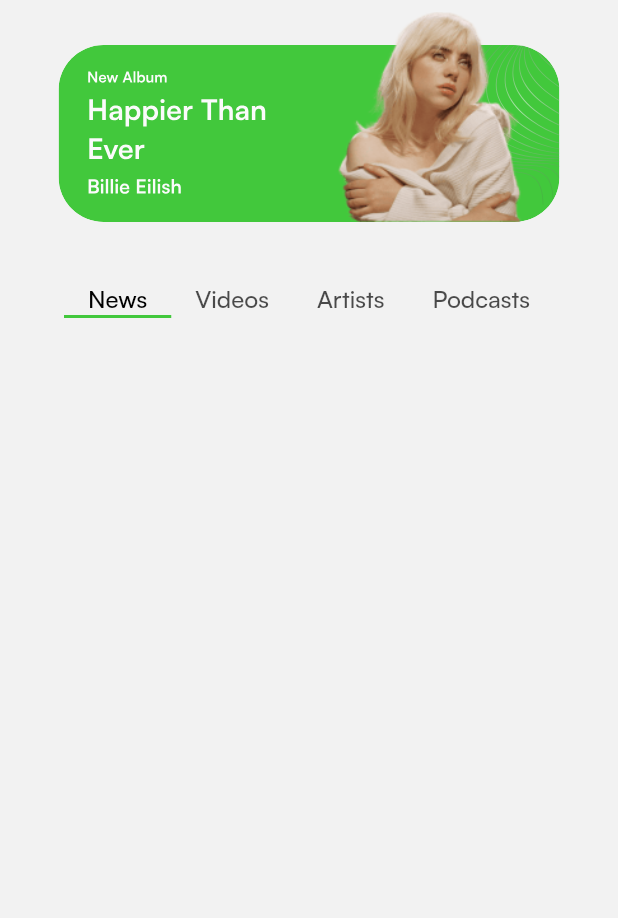
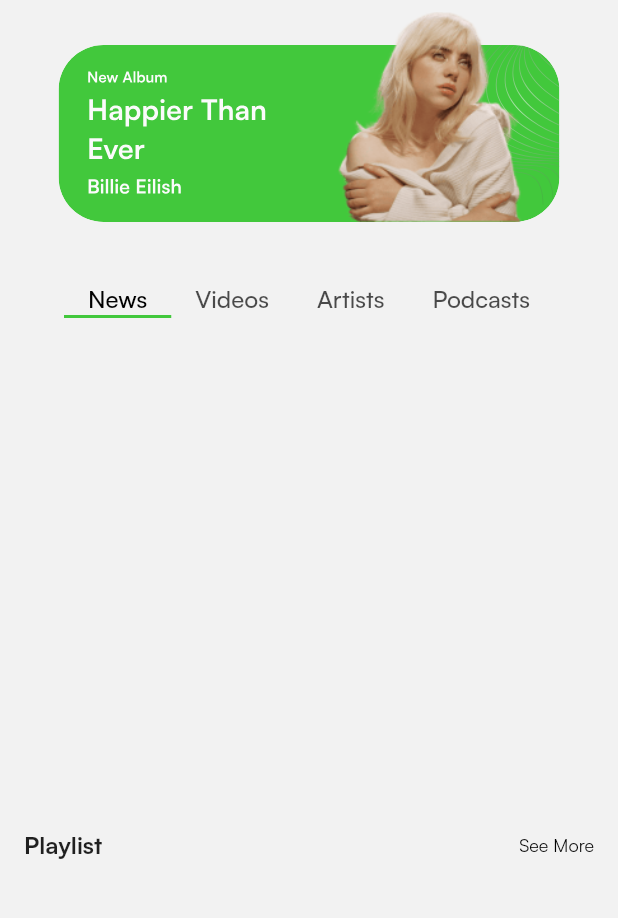
Before and after one commit to minhtritt01/spotify-flutter, a Flutter app: the HomePage screen opened by its route, on a phone screen of 412 x 824 dp, the part 72-990 px from its top. Run offline on Flutter 3.47's test engine with Material 3 defaults, Android fonts, the phone set to English and light mode, and no system bars; our stand-ins replace bloc, cloud_firestore, dartz, firebase_auth, firebase_core, flutter_bloc and 6 more; accounts and stored records are empty.

Commit message:
home page

```diff
--- a/lib/data/repository/song/song_repository_impl.dart
+++ b/lib/data/repository/song/song_repository_impl.dart
@@ -9,4 +9,9 @@ class SongRepositoryImpl implements SongRepository {
   Future<Either> getNewsSongs() async {
     return await sl<SongFirebaseService>().getNewsSongs();
   }
+
+  @override
+  Future<Either> getPlayList() async {
+    return await sl<SongFirebaseService>().getPlayList();
+  }
 }
--- a/lib/domain/repository/song/song.dart
+++ b/lib/domain/repository/song/song.dart
@@ -2,4 +2,5 @@ import 'package:dartz/dartz.dart';
 
 abstract class SongRepository {
   Future<Either> getNewsSongs();
+  Future<Either> getPlayList();
 }
--- /dev/null
+++ b/lib/domain/usecases/song/get_play_list.dart
@@ -0,0 +1,12 @@
+import 'package:dartz/dartz.dart';
+
+import '../../../core/usecase/usecase.dart';
+import '../../../service_locator.dart';
+import '../../repository/song/song.dart';
+
+class GetPlayListUseCase implements UseCase<Either, dynamic> {
+  @override
+  Future<Either> call({params}) async {
+    return await sl<SongRepository>().getPlayList();
+  }
+}
--- a/lib/presentation/auth/pages/signin.dart
+++ b/lib/presentation/auth/pages/signin.dart
@@ -22,8 +22,8 @@ class _SignInPageState extends State<SignInPage> {
 
   @override
   void initState() {
-    _email = TextEditingController();
-    _pass = TextEditingController();
+    _email = TextEditingController(text: 'minhtritt01@gmail.com');
+    _pass = TextEditingController(text: '12345612');
     super.initState();
   }
 
--- a/lib/presentation/home/pages/cubit/news_songs_cubit.dart
+++ b/lib/presentation/home/cubit/news_songs_cubit.dart
@@ -1,8 +1,8 @@
 import 'package:bloc/bloc.dart';
 import 'package:meta/meta.dart';
 import 'package:spotify/domain/usecases/song/get_new_songs.dart';
-import '../../../../domain/entities/song/song.dart';
-import '../../../../service_locator.dart';
+import '../../../domain/entities/song/song.dart';
+import '../../../service_locator.dart';
 
 part 'news_songs_state.dart';
 
--- /dev/null
+++ b/lib/presentation/home/cubit/play_list_state.dart
@@ -0,0 +1,14 @@
+part of 'play_list_cubit.dart';
+
+@immutable
+sealed class PlayListState {}
+
+final class PlayListLoading extends PlayListState {}
+
+final class PlayListLoadFailure extends PlayListState {}
+
+final class PlayListLoaded extends PlayListState {
+  final List<SongEntity> songs;
+
+  PlayListLoaded({required this.songs});
+}
--- a/lib/presentation/home/pages/home.dart
+++ b/lib/presentation/home/pages/home.dart
@@ -1,7 +1,8 @@
 import 'package:flutter/material.dart';
 import 'package:spotify/common/helpers/is_dark_mode.dart';
 import 'package:spotify/core/configs/theme/app_colors.dart';
-import 'package:spotify/presentation/home/pages/widgets/new_songs.dart';
+import 'package:spotify/presentation/home/widgets/new_songs_component.dart';
+import 'package:spotify/presentation/home/widgets/play_list_component.dart';
 import '../../../common/widgets/appbar/basic_app_bar.dart';
 import '../../../gen/assets.gen.dart';
 
@@ -43,12 +44,13 @@ class _HomePageState extends State<HomePage>
               height: 260.0,
               margin: const EdgeInsets.symmetric(horizontal: 8.0),
               child: TabBarView(controller: _tabController, children: [
-                const NewSongs(),
+                const NewsSongsComponent(),
                 Container(),
                 Container(),
                 Container()
               ]),
-            )
+            ),
+            const PlayListComponent()
           ],
         ),
       ),
--- a/lib/presentation/home/pages/widgets/new_songs.dart
+++ b/lib/presentation/home/widgets/new_songs_component.dart
@@ -1,10 +1,10 @@
 import 'package:flutter/material.dart';
 import 'package:flutter_bloc/flutter_bloc.dart';
-import 'package:spotify/presentation/home/pages/cubit/news_songs_cubit.dart';
-import 'package:spotify/presentation/home/pages/widgets/song_list.dart';
+import 'package:spotify/presentation/home/cubit/news_songs_cubit.dart';
+import 'package:spotify/presentation/home/widgets/song_list.dart';
 
-class NewSongs extends StatelessWidget {
-  const NewSongs({super.key});
+class NewsSongsComponent extends StatelessWidget {
+  const NewsSongsComponent({super.key});
 
   @override
   Widget build(BuildContext context) {
--- /dev/null
+++ b/lib/presentation/home/widgets/play_list_component.dart
@@ -0,0 +1,66 @@
+import 'package:flutter/material.dart';
+import 'package:flutter_bloc/flutter_bloc.dart';
+import 'package:gap/gap.dart';
+import 'package:spotify/common/helpers/is_dark_mode.dart';
+import 'package:spotify/presentation/home/cubit/play_list_cubit.dart';
+
+import 'play_list.dart';
+
+class PlayListComponent extends StatelessWidget {
+  const PlayListComponent({super.key});
+
+  @override
+  Widget build(BuildContext context) {
+    return BlocProvider(
+      create: (context) => PlayListCubit()..getPlayList(),
+      child: BlocBuilder<PlayListCubit, PlayListState>(
+        builder: (context, state) {
+          if (state is PlayListLoading) {
+            return const Center(
+              child: CircularProgressIndicator(),
+            );
+          }
+          if (state is PlayListLoaded) {
+            return Padding(
+              padding:
+                  const EdgeInsets.symmetric(vertical: 40.0, horizontal: 16.0),
+              child: Column(
+                children: [
+                  Row(
+                    mainAxisAlignment: MainAxisAlignment.spaceBetween,
+                    children: [
+                      Text(
+                        'Playlist',
+                        style: TextStyle(
+                            fontSize: 16.0, fontWeight: FontWeight.bold),
+                      ),
+                      Text('See More',
+                          style: TextStyle(
+                              color: context.isDarkMode
+                                  ? Color(0xffc6c6c6)
+                                  : Colors.black,
+                              fontSize: 12.0,
+                              fontWeight: FontWeight.w400))
+                    ],
+                  ),
+                  const Gap(20.0),
+                  PlayList(
+                    songs: state.songs,
+                  )
+                ],
+              ),
+            );
+          }
+          if (state is PlayListLoadFailure) {
+            return const Center(
+              child: Text('Error'),
+            );
+          }
+          return const Center(
+            child: Text('None'),
+          );
+        },
+      ),
+    );
+  }
+}
--- a/lib/presentation/home/pages/widgets/song.dart
+++ b/lib/presentation/home/widgets/song_item.dart
@@ -4,10 +4,10 @@ import 'package:spotify/common/helpers/is_dark_mode.dart';
 import 'package:spotify/core/configs/constants/app_urls.dart';
 import 'package:spotify/core/configs/theme/app_colors.dart';
 
-import '../../../../domain/entities/song/song.dart';
+import '../../../domain/entities/song/song.dart';
 
-class Song extends StatelessWidget {
-  const Song({super.key, required this.song});
+class SongItem extends StatelessWidget {
+  const SongItem({super.key, required this.song});
   final SongEntity song;
   @override
   Widget build(BuildContext context) {
--- a/lib/presentation/home/pages/widgets/song_list.dart
+++ b/lib/presentation/home/widgets/song_list.dart
@@ -1,7 +1,7 @@
 import 'package:flutter/material.dart';
 import 'package:gap/gap.dart';
-import '../../../../domain/entities/song/song.dart';
-import 'song.dart';
+import '../../../domain/entities/song/song.dart';
+import 'song_item.dart';
 
 class SongList extends StatelessWidget {
   const SongList({super.key, required this.songs});
@@ -16,7 +16,7 @@ class SongList extends StatelessWidget {
         return const Gap(14.0);
       },
       itemBuilder: (context, index) {
-        return Song(
+        return SongItem(
           song: songs[index],
         );
       },
--- a/lib/service_locator.dart
+++ b/lib/service_locator.dart
@@ -1,4 +1,5 @@
 import 'package:get_it/get_it.dart';
+import './domain/usecases/song/get_play_list.dart';
 import './domain/usecases/song/get_new_songs.dart';
 import './data/repository/song/song_repository_impl.dart';
 import '../domain/usecases/auth/signin.dart';
@@ -23,4 +24,5 @@ Future<void> initializeDependencies() async {
   sl.registerSingleton<SongFirebaseService>(SongFirebaseServiceImpl());
   sl.registerSingleton<SongRepository>(SongRepositoryImpl());
   sl.registerSingleton<GetNewsSongsUseCase>(GetNewsSongsUseCase());
+  sl.registerSingleton<GetPlayListUseCase>(GetPlayListUseCase());
 }
```
Also changed, not shown: lib/data/sources/song/song_firebase_service.dart (+20 -0 lines), lib/presentation/home/cubit/play_list_cubit.dart (added, +21 -0 lines), lib/presentation/home/widgets/play_item.dart (added, +67 -0 lines), lib/presentation/home/widgets/play_list.dart (added, +24 -0 lines), lib/presentation/home/cubit/news_songs_state.dart (renamed from lib/presentation/home/pages/cubit/news_songs_state.dart).
